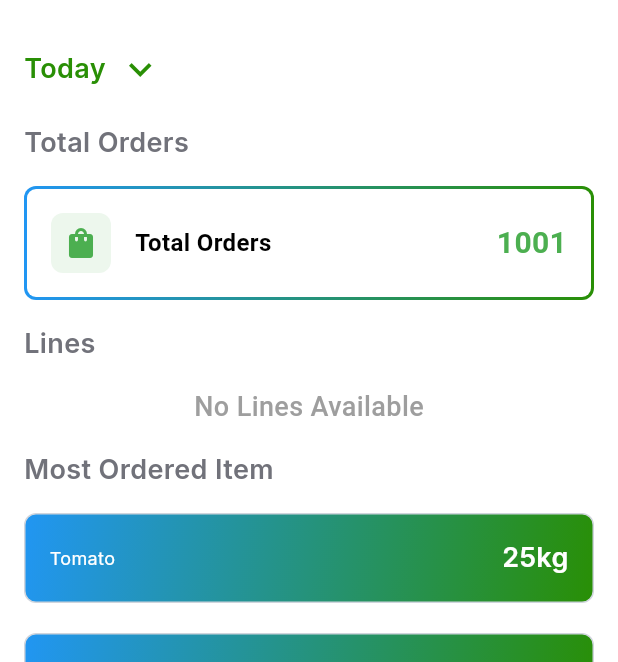
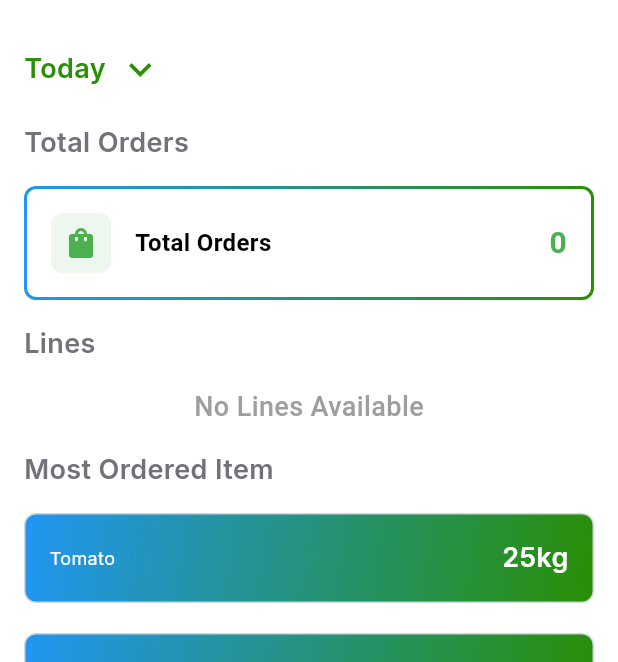
Before and after one commit to Sakthi-dev-0802/easy_order, a Flutter app: the HomePage screen opened by its route, on a phone screen of 412 x 824 dp, the part 69-731 px from its top. Run offline on Flutter 3.47's test engine with Material 3 defaults, Android fonts, the phone set to English and light mode, and no system bars; our stand-ins replace auto_route, cloud_firestore, firebase_auth, firebase_core, flutter_riverpod, flutter_secure_storage and 2 more; missing offline and left inert: flutter_date_range_picker; accounts and stored records are empty.

Commit message:
total order fetched for home page & progress bar

```diff
--- a/lib/app/screens/clients/providers/orders_provider.dart
+++ b/lib/app/screens/clients/providers/orders_provider.dart
@@ -7,7 +7,7 @@ import 'package:flutter_riverpod/flutter_riverpod.dart';
 final todayTotalOrdersProvider =
     StreamProvider.family<int, ({String lineId, DateTime start})>((ref, args) {
   return OrderService.instance
-      .getTodayTotalOrdersQuantity(args.lineId, args.start);
+      .getTodayTotalOrdersQuantityByLine(args.lineId, args.start);
 });
 
 final todayTotalOrderByClientProvider =
--- /dev/null
+++ b/lib/app/screens/home/provider/total_quantity_provider.dart
@@ -0,0 +1,9 @@
+import 'package:easy_order/app/firebase_services/services/order_service.dart';
+import 'package:flutter_riverpod/flutter_riverpod.dart';
+
+final totalQuantityProvider =
+    StreamProvider.family<int, ({String marketId, DateTime start})>(
+        (ref, args) {
+  return OrderService.instance
+      .getTodayTotalOrdersQuantityByMarket(args.marketId, args.start);
+});
--- a/lib/app/screens/home/widgets/lines_list.dart
+++ b/lib/app/screens/home/widgets/lines_list.dart
@@ -1,5 +1,6 @@
 import 'package:auto_route/auto_route.dart';
 import 'package:easy_order/app/common_widgets/line_card.dart';
+import 'package:easy_order/app/components/progress_bar.dart';
 import 'package:easy_order/app/screens/line/providers/lines_provider.dart';
 import 'package:easy_order/routes/app_routes.dart';
 import 'package:flutter/material.dart';
@@ -48,7 +49,7 @@ class LinesList extends ConsumerWidget {
               },
             ),
       loading: () => const Center(
-        child: CircularProgressIndicator(),
+        child: ProgressBarWidget(),
       ),
       error: (error, stackTrace) => Center(
         child: Text('Error: $error'),
--- a/lib/app/screens/home/widgets/order_detail_container.dart
+++ b/lib/app/screens/home/widgets/order_detail_container.dart
@@ -1,12 +1,22 @@
+import 'package:easy_order/app/components/progress_bar.dart';
+import 'package:easy_order/app/providers/date_selection_provider.dart';
+import 'package:easy_order/app/screens/home/provider/total_quantity_provider.dart';
+import 'package:easy_order/core/utils/user_market_provider.dart';
 import 'package:flutter/material.dart';
+import 'package:flutter_riverpod/flutter_riverpod.dart';
 
-class OrderDetailContainer extends StatelessWidget {
+class OrderDetailContainer extends ConsumerWidget {
   const OrderDetailContainer({super.key});
 
   @override
-  Widget build(BuildContext context) {
+  Widget build(BuildContext context, WidgetRef ref) {
+    final globalDate = ref.watch(dateSelectionProvider);
+    final marketId = ref.watch(userMarketProvider);
     const double borderWidth = 2.0;
     final BorderRadius borderRadius = BorderRadius.circular(8.0);
+    final totalOrdersQuantityAsyncValue = ref.watch(
+      totalQuantityProvider((marketId: marketId ?? '', start: globalDate)),
+    );
 
     return Container(
       decoration: BoxDecoration(
@@ -43,11 +53,11 @@ class OrderDetailContainer extends StatelessWidget {
                 ),
               ),
               const SizedBox(width: 16),
-              const Expanded(
+              Expanded(
                 child: Row(
                   crossAxisAlignment: CrossAxisAlignment.center,
                   children: [
-                    Text(
+                    const Text(
                       'Total Orders',
                       style: TextStyle(
                         fontSize: 16,
@@ -55,13 +65,24 @@ class OrderDetailContainer extends StatelessWidget {
                         color: Colors.black,
                       ),
                     ),
-                    Spacer(),
-                    Text(
-                      "1001",
-                      style: TextStyle(
-                        fontSize: 20,
-                        fontWeight: FontWeight.bold,
-                        color: Colors.green,
+                    const Spacer(),
+                    totalOrdersQuantityAsyncValue.when(
+                      data: (data) => Text(
+                        data.toString(),
+                        style: const TextStyle(
+                          fontSize: 20,
+                          fontWeight: FontWeight.bold,
+                          color: Colors.green,
+                        ),
+                      ),
+                      loading: () => const ProgressBarWidget(size: 24),
+                      error: (error, stack) => const Text(
+                        '0',
+                        style: TextStyle(
+                          fontSize: 16,
+                          fontWeight: FontWeight.bold,
+                          color: Colors.red,
+                        ),
                       ),
                     ),
                   ],
```
Also changed, not shown: lib/app/components/progress_bar.dart (added, +24 -0 lines), lib/app/firebase_services/services/order_service.dart (+22 -1 lines).
